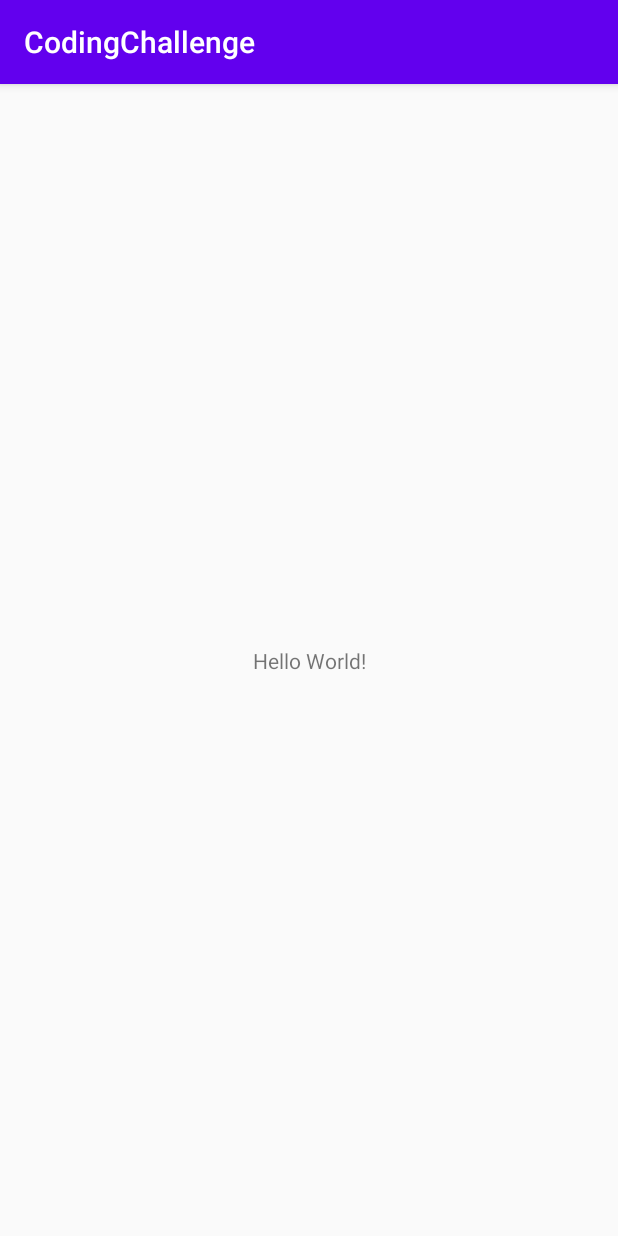
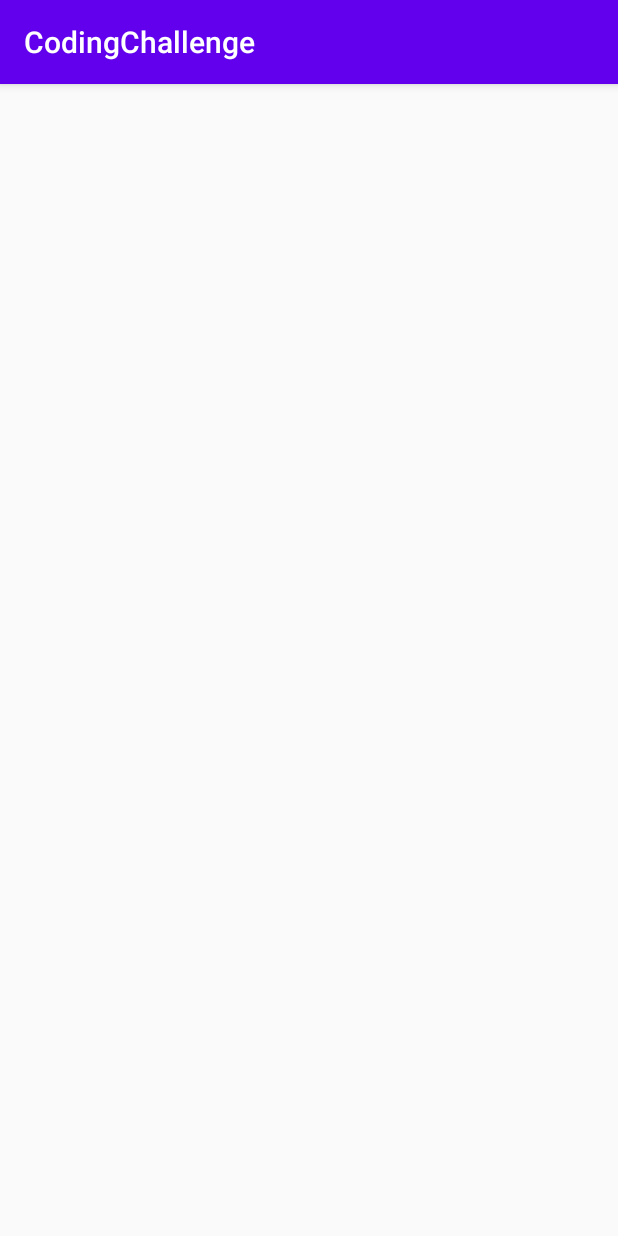
Before and after one commit to ArnoldKrasniqi/CodingChallenge, an Android app: the screen it shows after launch (MainActivity), on a phone screen of 412 x 824 dp. Run offline under Robolectric (Android 15) with nearby library versions, the phone set to English and light mode, and no system bars.

```diff
--- /dev/null
+++ b/app/src/main/java/com/example/codingchallenge/CONSTANTS.kt
@@ -0,0 +1,3 @@
+package com.example.codingchallenge
+
+const val BASE_URL = "https://bitbucket.org/dttden/mobile-coding-challenge/"
--- /dev/null
+++ b/app/src/main/java/com/example/codingchallenge/repository/online/model/Hereos.kt
@@ -0,0 +1,5 @@
+package com.example.codingchallenge.repository.online.model
+
+data class Hereos(
+    val Heroes: List<Heroe>
+)
--- a/app/src/main/res/layout/activity_main.xml
+++ b/app/src/main/res/layout/activity_main.xml
@@ -4,15 +4,4 @@
     xmlns:tools="http://schemas.android.com/tools"
     android:layout_width="match_parent"
     android:layout_height="match_parent"
-    tools:context=".view.MainActivity">
-
-    <TextView
-        android:layout_width="wrap_content"
-        android:layout_height="wrap_content"
-        android:text="Hello World!"
-        app:layout_constraintBottom_toBottomOf="parent"
-        app:layout_constraintLeft_toLeftOf="parent"
-        app:layout_constraintRight_toRightOf="parent"
-        app:layout_constraintTop_toTopOf="parent" />
-
-</androidx.constraintlayout.widget.ConstraintLayout>
+    tools:context=".view.MainActivity"/>
```
Also changed, not shown: app/src/main/java/com/example/codingchallenge/repository/online/SuperHeroClient.kt (added, +14 -0 lines), app/src/main/java/com/example/codingchallenge/repository/online/SuperHeroRepository.kt (added, +11 -0 lines), app/src/main/java/com/example/codingchallenge/repository/online/model/Heroe.kt (added, +7 -0 lines).
